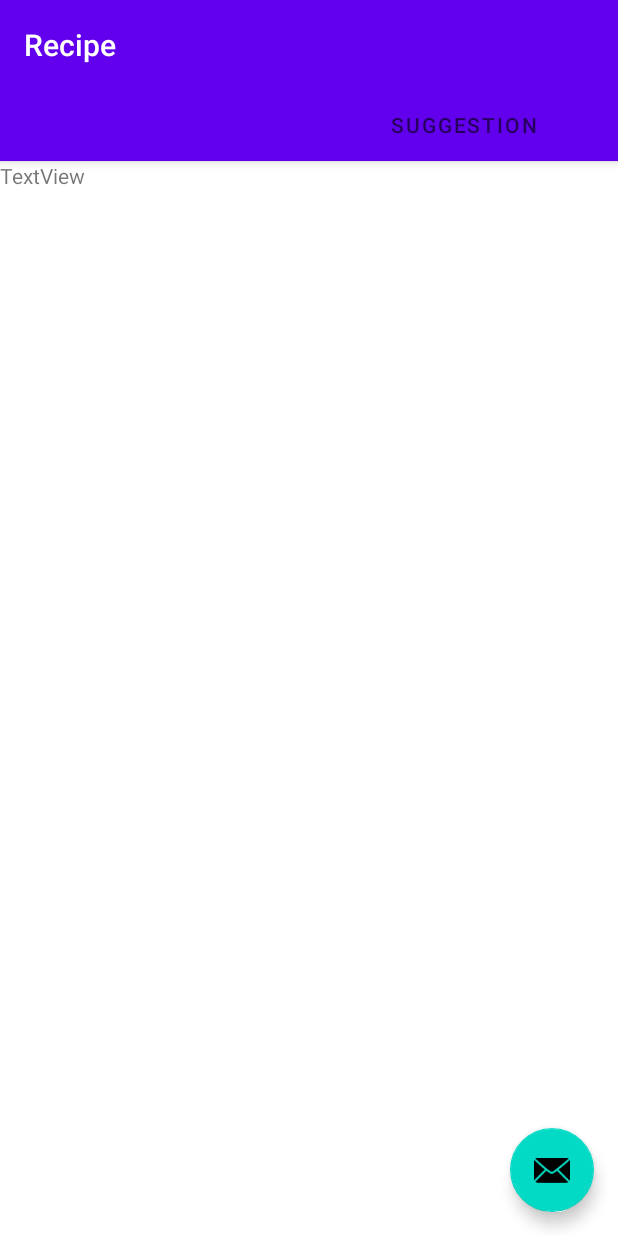
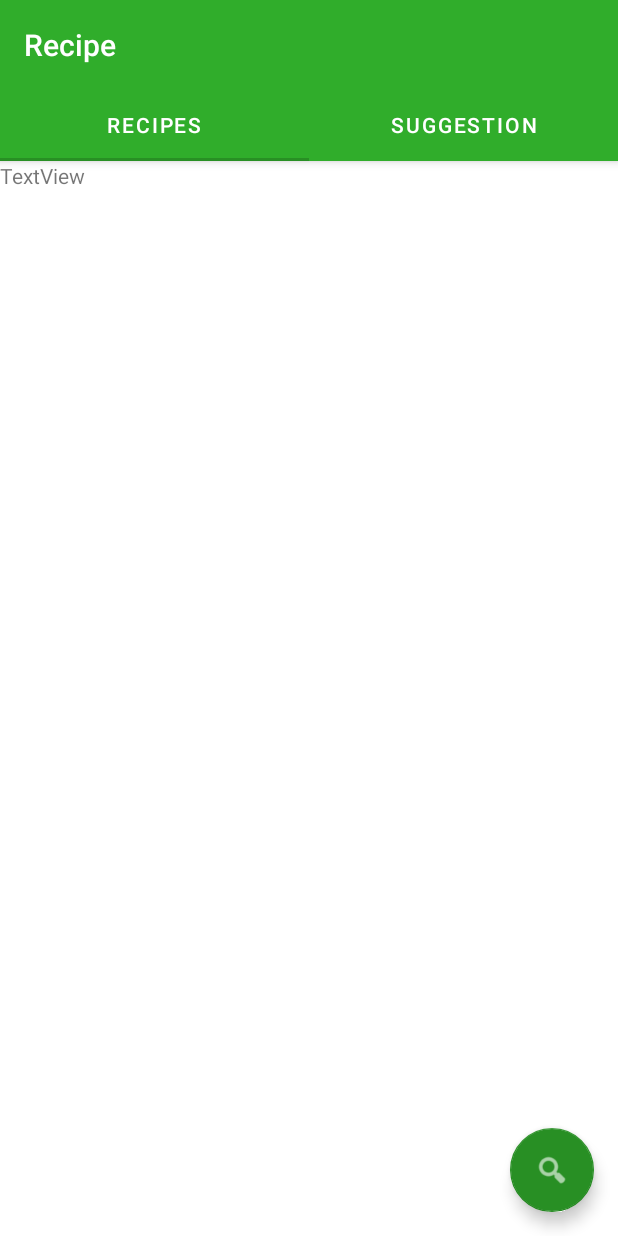
Before and after one commit to EwenQuim/recettes-app-kotlin, an Android app: the screen it shows after launch (MainActivity), on a phone screen of 412 x 824 dp. Run offline under Robolectric (Android 15) with nearby library versions, the phone set to English and light mode, and no system bars; 1 statement that could not run was skipped.

Commit message:
feat: main colors changed

```diff
--- a/app/src/main/res/layout/activity_main.xml
+++ b/app/src/main/res/layout/activity_main.xml
@@ -25,7 +25,9 @@
             android:id="@+id/tabs"
             android:layout_width="match_parent"
             android:layout_height="wrap_content"
-            android:background="?attr/colorPrimary" />
+            android:background="?attr/colorPrimary"
+            app:tabIndicatorColor="?attr/colorSecondary"
+            app:tabTextColor="?attr/colorOnSecondary" />
     </com.google.android.material.appbar.AppBarLayout>
 
     <androidx.viewpager.widget.ViewPager
@@ -40,5 +42,6 @@
         android:layout_height="wrap_content"
         android:layout_gravity="bottom|end"
         android:layout_margin="@dimen/fab_margin"
-        app:srcCompat="@android:drawable/ic_dialog_email" />
+        app:srcCompat="@android:drawable/ic_menu_search"
+        android:contentDescription="@string/search"/>
 </androidx.coordinatorlayout.widget.CoordinatorLayout>
--- a/app/src/main/res/values/themes.xml
+++ b/app/src/main/res/values/themes.xml
@@ -2,13 +2,13 @@
     <!-- Base application theme. -->
     <style name="Theme.Recettes" parent="Theme.MaterialComponents.DayNight.DarkActionBar">
         <!-- Primary brand color. -->
-        <item name="colorPrimary">@color/purple_500</item>
-        <item name="colorPrimaryVariant">@color/purple_700</item>
+        <item name="colorPrimary">#30ad2b</item>
+        <item name="colorPrimaryVariant">#288f24</item>
         <item name="colorOnPrimary">@color/white</item>
         <!-- Secondary brand color. -->
-        <item name="colorSecondary">@color/teal_200</item>
-        <item name="colorSecondaryVariant">@color/teal_700</item>
-        <item name="colorOnSecondary">@color/black</item>
+        <item name="colorSecondary">#288f24</item>
+        <item name="colorSecondaryVariant">#96dc27</item>
+        <item name="colorOnSecondary">@color/white</item>
         <!-- Status bar color. -->
         <item name="android:statusBarColor" tools:targetApi="l">?attr/colorPrimaryVariant</item>
         <!-- Customize your theme here. -->
```
